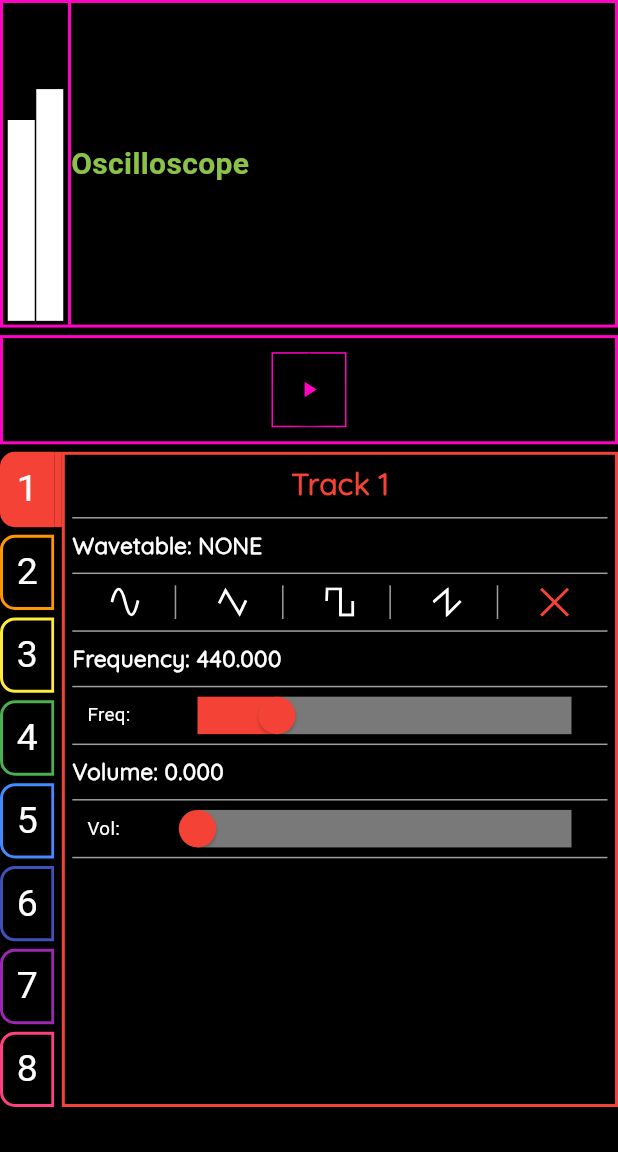
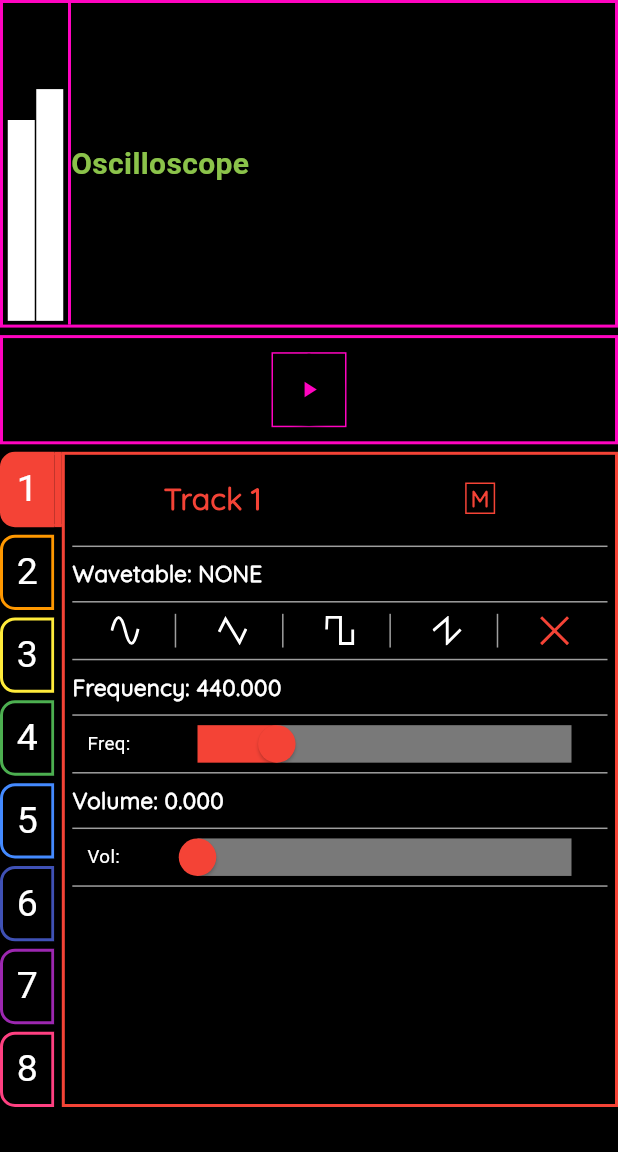
Before and after one commit to mduval76/drone_factory, a Flutter app: the screen it shows after launch, on a phone screen of 412 x 824 dp, the part 84-1236 px from its top. Run offline on Flutter 3.47's test engine with Material 3 defaults, Android fonts, the phone set to English and light mode, and no system bars; our stand-ins replace flutter_svg; Roboto replaces fonts that are missing (CocomatLight).

Commit message:
Added track mutable property and fucntionalities.

```diff
--- a/lib/views/widgets/track_controls_widget.dart
+++ b/lib/views/widgets/track_controls_widget.dart
@@ -88,8 +88,10 @@ class _TrackControlsWidgetState extends State<TrackControlsWidget> {
       child: Column(
         crossAxisAlignment: CrossAxisAlignment.start,
         children: <Widget>[
-          Center(
-            child:Text(
+          Row(
+            mainAxisAlignment: MainAxisAlignment.spaceAround,
+            children: [
+              Text(
                 'Track ${widget.selectedTrack.trackId + 1}',
                 style: TextStyle(
                   color: widget.borderColor,
@@ -98,8 +100,42 @@ class _TrackControlsWidgetState extends State<TrackControlsWidget> {
                   fontWeight: FontWeight.bold
                 )
               ),
+              OutlinedButtonTheme(
+                data: OutlinedButtonThemeData(
+                  style: OutlinedButton.styleFrom(
+                    backgroundColor: widget.selectedTrack.isMuted ? widget.borderColor : Colors.transparent,
+                    side: BorderSide(color: widget.borderColor, width: 1),
+                    shape: const RoundedRectangleBorder(
+                      borderRadius: BorderRadius.all(Radius.circular(0.0)),
                     ),
+                    minimumSize: const Size(20, 20),
+                    padding: EdgeInsets.zero,
+                  ),
+                ),
+                child: OutlinedButton(
+                  onPressed:() {
+                    setState(() {
+                      if (widget.selectedTrack.isActive) {
+                        widget.selectedTrack.isMuted = !widget.selectedTrack.isMuted;
+                      }
+                    });
+                  },
+                  child: Text(
+                    'M',
+                    style: TextStyle(
+                      color: widget.selectedTrack.isMuted ? Colors.black : widget.borderColor,
+                      fontSize: 15,
+                      fontFamily: 'QuicksandRegular',
+                      fontWeight: FontWeight.bold
+                    )
+                  ),
+                )
 
+
+
+              ),
+            ],
+          ),
           const Divider(thickness: 1, color: Colors.grey),
           Text(
             'Wavetable: ${_getWavetableString(_wavetable)}',
@@ -188,6 +224,10 @@ class _TrackControlsWidgetState extends State<TrackControlsWidget> {
                       widget.selectedTrack.wavetable = wavetable;
                       widget.selectedTrack.isActive = wavetable != Wavetable.none;
                       _setWavetable(wavetable.index);
+
+                      if (widget.selectedTrack.wavetable == Wavetable.none) {
+                        widget.selectedTrack.isMuted = false;
+                      }
                     });
                   },
                 ),
--- a/lib/views/widgets/track_tab_widget.dart
+++ b/lib/views/widgets/track_tab_widget.dart
@@ -36,7 +36,7 @@ class _TrackTabWidgetState extends State<TrackTabWidget> {
         Expanded(
           child: Container(
             decoration: BoxDecoration(
-              color: isSelected ? _color : isActive ? _color.withOpacity(0.5) : Colors.black,
+              color: isSelected ? _color : isActive ? widget.trackModel.isMuted ? Colors.grey.withOpacity(0.75) : _color.withOpacity(0.66) : Colors.black,
               border: isSelected ?
               Border(
               left: BorderSide(
@@ -85,7 +85,7 @@ class _TrackTabWidgetState extends State<TrackTabWidget> {
         Container(
           width: 5.0,
           decoration: BoxDecoration(
-            color: isSelected ? _color : isActive ? _color.withOpacity(0.5) : Colors.black,
+            color: isSelected ? _color : isActive ? widget.trackModel.isMuted ? Colors.grey.withOpacity(0.75) : _color.withOpacity(0.66) : Colors.black,
             border: isSelected ?
               Border(
                 left: const BorderSide(
```
Lines whose indentation alone changed are shown as unchanged.
